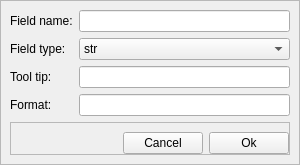
The window that src/widgets/field_editor.ui (Michal-D4/fileo) describes before a commit, drawn with Qt 5.
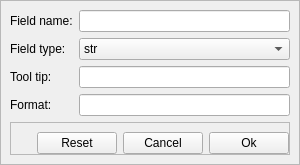
The same window after the commit.

Patch:
```diff
--- a/src/widgets/field_editor.ui
+++ b/src/widgets/field_editor.ui
@@ -129,6 +129,13 @@
            </property>
           </spacer>
          </item>
+         <item>
+          <widget class="QPushButton" name="reset">
+           <property name="text">
+            <string>Reset</string>
+           </property>
+          </widget>
+         </item>
          <item>
           <widget class="QPushButton" name="cancel">
            <property name="text">
```
